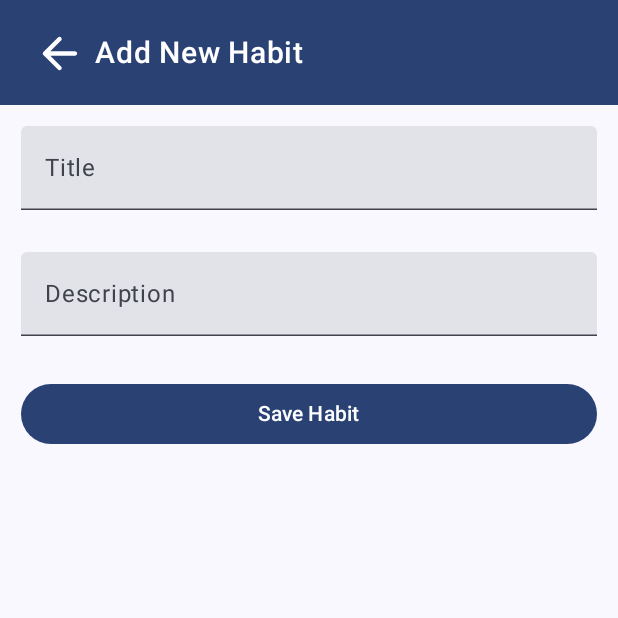
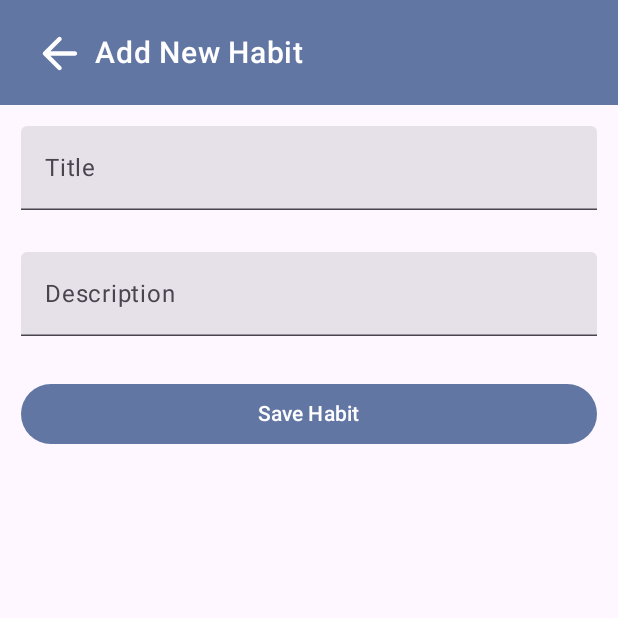
Before and after one commit to arjunsuthaharan/HabiPlanner, an Android app built with Jetpack Compose: the screen it shows after launch (MainActivity), after a tap on "Add New Habit", on a phone screen of 412 x 824 dp, the top half of it. Run offline under Robolectric (Android 15) with nearby library versions, the phone set to English and light mode, and no system bars; our stand-ins replace Room's generated code.

Commit message:
Updated color palette for application, for both dark and light mode.

```diff
--- a/app/src/main/java/com/example/habit_tracker/MainActivity.kt
+++ b/app/src/main/java/com/example/habit_tracker/MainActivity.kt
@@ -49,7 +49,7 @@ class MainActivity : ComponentActivity() {
                 // A surface container using the 'background' color from the theme
                 Surface(
                     modifier = Modifier.fillMaxSize(),
-                    color = MaterialTheme.colorScheme.background
+                    color = MaterialTheme.colorScheme.tertiary
                 ) {
                     val state by viewModel.state.collectAsState()
                     val navController = rememberNavController()
--- a/app/src/main/java/com/example/habit_tracker/presentation/HabitsScreen.kt
+++ b/app/src/main/java/com/example/habit_tracker/presentation/HabitsScreen.kt
@@ -28,6 +28,7 @@ import androidx.compose.material3.IconButton
 import androidx.compose.material3.MaterialTheme
 import androidx.compose.material3.Scaffold
 import androidx.compose.material3.Text
+import androidx.compose.material3.lightColorScheme
 import androidx.compose.runtime.Composable
 import androidx.compose.runtime.getValue
 import androidx.compose.runtime.mutableStateOf
@@ -79,6 +80,18 @@ fun HabitsScreen(
                     )
                 }
 
+                IconButton(onClick = {
+                    state.habitTitle.value = ""
+                    state.habitDescription.value = ""
+                    navController.navigate("AddHabitScreen")
+                }) {
+                    Icon(imageVector = Icons.Rounded.Add,
+                        contentDescription = "Sort Habits",
+                        modifier = Modifier.size(35.dp),
+                        tint = MaterialTheme.colorScheme.onPrimary
+                    )
+                }
+
             }
         },
         floatingActionButton = {
@@ -86,8 +99,10 @@ fun HabitsScreen(
                 state.habitTitle.value = ""
                 state.habitDescription.value = ""
                 navController.navigate("AddHabitScreen")
-            }) {
-                Icon(imageVector = Icons.Rounded.Add, contentDescription = "Add New Habit")
+            }, containerColor = MaterialTheme.colorScheme.primary){
+                Icon(imageVector = Icons.Rounded.Add, contentDescription = "Add New Habit",
+                    tint = MaterialTheme.colorScheme.onPrimary)
+
             }
         }
     ){ paddingValues ->
@@ -121,9 +136,6 @@ fun HabitItem(
 
     if(showResetDialog){
         AlertDialog(
-            icon = {
-                Icon(Icons.Default.Info, contentDescription = "Example Icon")
-            },
             title = {
                 Text(text = "Reset Streak")
             },
@@ -156,9 +168,6 @@ fun HabitItem(
 
     if(showDeleteDialog){
         AlertDialog(
-            icon = {
-                Icon(Icons.Default.Info, contentDescription = "Example Icon")
-            },
             title = {
                 Text(text = "Delete Habit")
             },
@@ -191,7 +200,7 @@ fun HabitItem(
         modifier = Modifier
             .fillMaxWidth()
             .clip(RoundedCornerShape(10.dp))
-            .background(MaterialTheme.colorScheme.primaryContainer)
+            .background(MaterialTheme.colorScheme.secondary)
             .padding(15.dp)
     ){
         Column(
@@ -234,7 +243,7 @@ fun HabitItem(
             Icon(
                 imageVector = Icons.Rounded.SyncLock, contentDescription = "Reset Streak",
                 modifier = Modifier.size(40.dp),
-                tint = MaterialTheme.colorScheme.onPrimaryContainer
+                tint = MaterialTheme.colorScheme.onSecondaryContainer
             )
         }
 
@@ -244,7 +253,7 @@ fun HabitItem(
             Icon(
                 imageVector = Icons.Rounded.EditNote, contentDescription = "Update Habit",
                 modifier = Modifier.size(40.dp),
-                tint = MaterialTheme.colorScheme.onPrimaryContainer
+                tint = MaterialTheme.colorScheme.onSecondaryContainer
             )
         }
 
@@ -252,7 +261,7 @@ fun HabitItem(
             }) {
                 Icon(imageVector = Icons.Rounded.Delete, contentDescription = "Delete Habit",
                     modifier = Modifier.size(40.dp),
-                    tint = MaterialTheme.colorScheme.onPrimaryContainer)
+                    tint = MaterialTheme.colorScheme.onSecondaryContainer)
             }
     }
 }
--- a/app/src/main/java/com/example/habit_tracker/ui/theme/Color.kt
+++ b/app/src/main/java/com/example/habit_tracker/ui/theme/Color.kt
@@ -2,10 +2,6 @@ package com.example.habit_tracker.ui.theme
 
 import androidx.compose.ui.graphics.Color
 
-val Purple80 = Color(0xFFD0BCFF)
-val PurpleGrey80 = Color(0xFFCCC2DC)
-val Pink80 = Color(0xFFEFB8C8)
-
-val Purple40 = Color(0xFF6650a4)
-val PurpleGrey40 = Color(0xFF625b71)
-val Pink40 = Color(0xFF7D5260)
+val Hamlindigo = Color(0xFF6276A3)
+val Lavender = Color(0xFFE7E6F7)
+val DarkBlue = Color(0xFF0A122A)
--- a/app/src/main/java/com/example/habit_tracker/ui/theme/Theme.kt
+++ b/app/src/main/java/com/example/habit_tracker/ui/theme/Theme.kt
@@ -10,21 +10,26 @@ import androidx.compose.material3.dynamicLightColorScheme
 import androidx.compose.material3.lightColorScheme
 import androidx.compose.runtime.Composable
 import androidx.compose.runtime.SideEffect
+import androidx.compose.ui.graphics.Color
 import androidx.compose.ui.graphics.toArgb
 import androidx.compose.ui.platform.LocalContext
 import androidx.compose.ui.platform.LocalView
 import androidx.core.view.WindowCompat
 
 private val DarkColorScheme = darkColorScheme(
-    primary = Purple80,
-    secondary = PurpleGrey80,
-    tertiary = Pink80
+    primary = Hamlindigo,
+    secondary = Lavender,
+    tertiary = DarkBlue,
+    onPrimary = Color.White,
+    onSecondaryContainer = Color.Black
+
+
 )
 
 private val LightColorScheme = lightColorScheme(
-    primary = Purple40,
-    secondary = PurpleGrey40,
-    tertiary = Pink40
+    primary = Hamlindigo,
+    secondary = Lavender,
+    tertiary = DarkBlue
 
     /* Other default colors to override
     background = Color(0xFFFFFBFE),
@@ -41,7 +46,7 @@ private val LightColorScheme = lightColorScheme(
 fun Habit_TrackerTheme(
     darkTheme: Boolean = isSystemInDarkTheme(),
     // Dynamic color is available on Android 12+
-    dynamicColor: Boolean = true,
+    dynamicColor: Boolean = false,
     content: @Composable () -> Unit
 ) {
     val colorScheme = when {
--- a/app/src/main/res/drawable/ic_launcher_foreground.xml
+++ b/app/src/main/res/drawable/ic_launcher_foreground.xml
@@ -3,7 +3,7 @@
     android:height="108dp"
     android:viewportWidth="24"
     android:viewportHeight="24"
-    android:tint="#0D0D5A"
+    android:tint="#6276A3"
     android:autoMirrored="true">
   <group android:scaleX="0.522"
       android:scaleY="0.522"
```
Also changed, not shown: app/src/main/ic_launcher-playstore.png, app/src/main/res/mipmap-hdpi/ic_launcher.webp, app/src/main/res/mipmap-hdpi/ic_launcher_round.webp, app/src/main/res/mipmap-mdpi/ic_launcher.webp, app/src/main/res/mipmap-mdpi/ic_launcher_round.webp, app/src/main/res/mipmap-xhdpi/ic_launcher.webp, app/src/main/res/mipmap-xhdpi/ic_launcher_round.webp, app/src/main/res/mipmap-xxhdpi/ic_launcher.webp, app/src/main/res/mipmap-xxhdpi/ic_launcher_round.webp, app/src/main/res/mipmap-xxxhdpi/ic_launcher.webp, app/src/main/res/mipmap-xxxhdpi/ic_launcher_round.webp.
